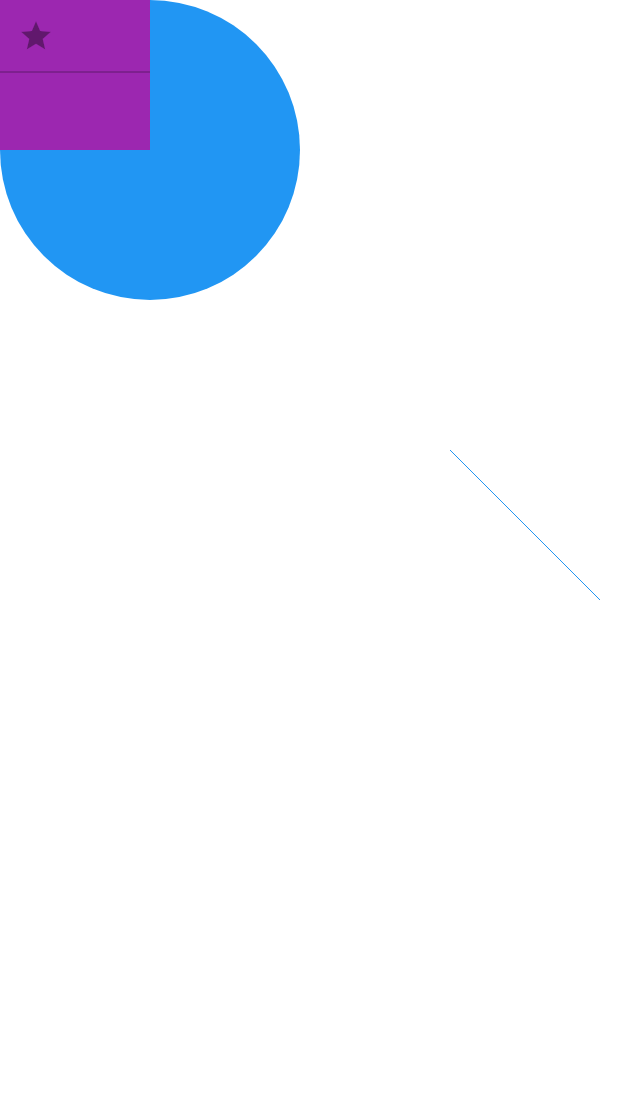
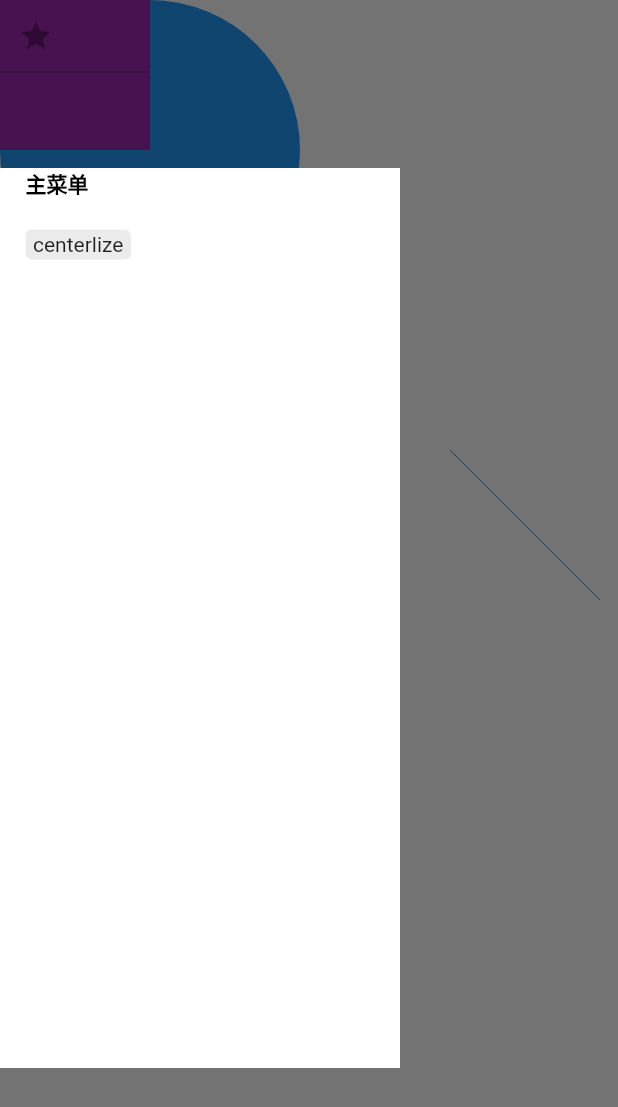
Before and after one commit to kidsflyig/FlutterMind, a Flutter app: the screen it shows after launch, with the side drawer open (before the commit the screen has no drawer), on a phone screen of 412 x 824 dp. Shown: the top 1107 px of the screen. Run offline on Flutter 3.47's test engine with Material 2 defaults, Android fonts, the phone set to English and light mode, and no system bars; missing offline and left inert: dart:html.

Commit message:
2021-04-15 drawer and ceterlize root node

```diff
--- a/lib/EdgeWidget.dart
+++ b/lib/EdgeWidget.dart
@@ -54,10 +54,10 @@ class EdgeWidgetState extends State<EdgeWidget> {
     Offset ll = fnw.moveOffset.translate(-l, -t);
     Offset lt = tnw.moveOffset.translate(-l, -t);
     print("edge:pos="+l.toString()+"," +t.toString()+", size="+ width.toString()+","+height.toString());
-    return Container(
-      margin: EdgeInsets.only(left: l, top: t),
-        // left: l,
-        // top: t,
+    return Positioned(
+      // margin: EdgeInsets.only(left: l, top: t),
+        left: l,
+        top: t,
         child:CustomPaint(
           painter: TouchMovePainter(this.widget, ll, lt, width, height),
           size: Size( width == 0? 50 : width, height)
--- a/lib/Foreground.dart
+++ b/lib/Foreground.dart
@@ -4,10 +4,35 @@ import 'package:flutter/material.dart';
 import 'package:myapp/NodeWidget.dart';
 
 import 'Document.dart';
+import 'Operation.dart';
+import 'utils/Utils.dart';
+
+class OpCenterlize extends Operation {
+  Foreground foreground;
+  OpCenterlize(this.foreground, desc):super(desc);
+
+  void doAction() {
+    print("doAction1");
+    foreground.centerlize();
+  }
+}
 
 class Foreground extends StatelessWidget {
+
   List<Widget> node_widget_list = [];
   List<Widget> edge_widget_list = [];
+
+  void centerlize() {
+    Document document = Document();
+    NodeWidget nw = document.root.widget();
+
+    Offset dst = Offset(Utils.screenSize().width/2, Utils.screenSize().height/2);
+    nw.moveToPostion(dst);
+  }
+
+  List<Operation> operations() {
+    return [OpCenterlize(this, "centerlize")];
+  }
 
   void onPanStart(detail) {
     node_widget_list.forEach((e) {
--- a/lib/NodeWidget.dart
+++ b/lib/NodeWidget.dart
@@ -19,6 +19,13 @@ class NodeWidget extends StatefulWidget {
   Offset lastStartOffset=Offset(0, 0);
   NodeWidgetState state;
 
+  void moveToPostion(Offset dst) {
+    state.setState(() {
+      moveOffset=dst;
+    });
+    state.updateEdges(null);
+  }
+
   void onPanStart(detail) {
     print("NodeWidget onPanStart");
     state.setState(() {
@@ -33,7 +40,7 @@ class NodeWidget extends StatefulWidget {
     print("NodeWidget onPanUpdate");
     state.setState(() {
       moveOffset=detail.globalPosition-lastStartOffset+idleOffset;
-      moveOffset=Offset(max(0, moveOffset.dx), max(0, moveOffset.dy));
+      // moveOffset=Offset(max(0, moveOffset.dx), max(0, moveOffset.dy));
     });
     state.updateEdges(null);
   }
@@ -77,11 +84,16 @@ class NodeWidgetState extends State<NodeWidget> {
   @override
   Widget build(BuildContext context) {
     painter=TouchMovePainter();
-    return Container(
-          margin: EdgeInsets.only(left: widget.moveOffset.dx, top: widget.moveOffset.dy),
-          color: Colors.purple,
+    return Positioned(
+          //margin: EdgeInsets.only(left: widget.moveOffset.dx, top: widget.moveOffset.dy),
+          //color: Colors.purple,
+          left: widget.moveOffset.dx,
+          top: widget.moveOffset.dy,
+
+          child: Container(
             height: 100,
             width: 100,
+            color: Colors.purple,
             child: GestureDetector(
               behavior: HitTestBehavior.translucent,
               onPanStart: (detail) {
@@ -123,6 +135,7 @@ class NodeWidgetState extends State<NodeWidget> {
                 });
               },
             ),
+          ),
         );
   }
 }
--- /dev/null
+++ b/lib/Operation.dart
@@ -0,0 +1,8 @@
+class Operation {
+  String descrition;
+  Operation(this.descrition);
+
+  void doAction() {
+
+  }
+}
--- /dev/null
+++ b/lib/ScreeningDrawerView.dart
@@ -0,0 +1,65 @@
+import 'dart:ui';
+import 'package:flutter/material.dart';
+
+import 'Operation.dart';
+import 'utils/Utils.dart';
+
+class ScreeningDrawerView extends StatefulWidget {
+  List<Operation> operations;
+
+  ScreeningDrawerView(this.operations);
+
+  @override
+  _ScreeningDrawerViewState createState() => _ScreeningDrawerViewState();
+}
+
+class _ScreeningDrawerViewState extends State<ScreeningDrawerView> {
+
+  @override
+  Widget build(BuildContext context) {
+
+    return Container(
+      padding: EdgeInsets.only(left: 17,right: 17),
+      color: Colors.white,
+      height: Utils.screenSize().height,
+      width: Utils.screenSize().width / 3,
+      child: SafeArea(
+        child: CustomScrollView(
+          slivers: [
+            SliverToBoxAdapter(
+              child: Text('主菜单', style: TextStyle(
+                  color: Colors.black, fontWeight: FontWeight.bold),),
+            ),
+            SliverToBoxAdapter(
+              child: SizedBox(height: 20,),
+            ),
+            SliverGrid(
+                delegate:
+                SliverChildBuilderDelegate((BuildContext context, int index) {
+                  return InkWell(
+                    child: Container(
+                      alignment: Alignment.center,
+                      decoration: BoxDecoration(
+                          color: Color.fromARGB(0xff, 0xeb, 0xeb, 0xec),
+                          borderRadius: BorderRadius.circular(4)
+                      ),
+                      child: Text(widget.operations[index].descrition),
+                    ),
+                    onTap: () {
+                      print("item " + index.toString() + " clicked");
+                      widget.operations[index].doAction();
+                    },
+                  );
+                }, childCount: widget.operations.length),
+                gridDelegate: SliverGridDelegateWithFixedCrossAxisCount(
+                    crossAxisCount: 3,
+                    crossAxisSpacing: 11,
+                    mainAxisSpacing: 12,
+                    childAspectRatio: 3.5)
+            ),
+          ],
+        ),
+      ),
+    );
+  }
+}
--- a/lib/main.dart
+++ b/lib/main.dart
@@ -3,6 +3,7 @@ import "package:flutter/material.dart";
 import 'Background.dart';
 import 'Document.dart';
 import 'Foreground.dart';
+import 'ScreeningDrawerView.dart';
 
 main() {
   runApp(MyApp());
@@ -15,21 +16,23 @@ class Data {
 class MyApp extends StatelessWidget {
   Data data = new Data();
   Foreground foreground = new Foreground();
+  Background background = new Background();
 
   @override
   Widget build(BuildContext context) {
     data.key = GlobalKey();
     return MaterialApp(
-      home: GestureDetector(
+      home: new Scaffold(
+        drawer: ScreeningDrawerView(foreground.operations()),
+        body:GestureDetector(
           child:new Stack(
             children: [
               // new Background(data),
               // new Foreground(data)
-          new Background(),
+              background,
               foreground
             ],
           ),
-
           onPanStart: (detail) {
             print("app pan start");
             foreground.onPanStart(detail);
@@ -43,6 +46,9 @@ class MyApp extends StatelessWidget {
             foreground.onPanEnd(detail);
           },
 
+      ),
+
+
       )
     );
   }
--- a/lib/utils/Utils.dart
+++ b/lib/utils/Utils.dart
@@ -1,10 +1,18 @@
+import 'dart:ui';
+
 import 'package:flutter/material.dart';
 
 class Utils {
 
-static Offset position(GlobalKey key) {
-  RenderBox box = key.currentContext.findRenderObject();
-  Offset offset = box.localToGlobal(Offset.zero);
-  return offset;
+  static MediaQueryData mediaQuery = MediaQueryData.fromWindow(window);
+
+  static Offset position(GlobalKey key) {
+    RenderBox box = key.currentContext.findRenderObject();
+    Offset offset = box.localToGlobal(Offset.zero);
+    return offset;
+  }
+
+  static Size screenSize() {
+    return mediaQuery.size;
+  }
 }
-}
```
Lines whose indentation alone changed are shown as unchanged.
